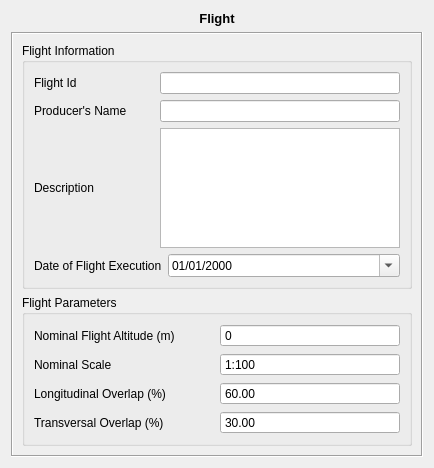
The window that qt/formDisplay/FlightLayout.ui (hildermesmedeiros/E-foto-trunk-435) describes before a commit, drawn with Qt 5.
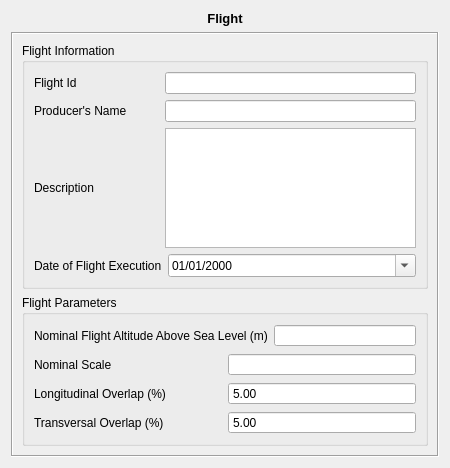
The same window after the commit. Custom widgets are drawn as their Qt base class.

```diff
--- a/qt/formDisplay/FlightLayout.ui
+++ b/qt/formDisplay/FlightLayout.ui
@@ -6,7 +6,7 @@
    <rect>
     <x>0</x>
     <y>0</y>
-    <width>434</width>
+    <width>450</width>
     <height>468</height>
    </rect>
   </property>
@@ -98,6 +98,9 @@
              </item>
              <item>
               <widget class="QDateEdit" name="flightDateEdit">
+               <property name="specialValueText">
+                <string> </string>
+               </property>
                <property name="minimumDate">
                 <date>
                  <year>1913</year>
@@ -133,26 +136,26 @@
              <item>
               <widget class="QLabel" name="label_3">
                <property name="text">
-                <string>Nominal Flight Altitude (m)</string>
+                <string>Nominal Flight Altitude Above Sea Level (m)</string>
                </property>
               </widget>
              </item>
              <item>
-              <widget class="QSpinBox" name="flightHeightSpinBox">
+              <widget class="QDoubleSpinBox" name="flightHeightDoubleSpinBox">
                <property name="toolTip">
                 <string>Non used for calculations</string>
                </property>
                <property name="buttonSymbols">
                 <enum>QAbstractSpinBox::NoButtons</enum>
                </property>
+               <property name="specialValueText">
+                <string> </string>
+               </property>
                <property name="accelerated">
                 <bool>true</bool>
                </property>
                <property name="maximum">
-                <number>15000</number>
-               </property>
-               <property name="singleStep">
-                <number>100</number>
+                <double>100000.000000000000000</double>
                </property>
               </widget>
              </item>
@@ -178,6 +181,9 @@
                <property name="buttonSymbols">
                 <enum>QAbstractSpinBox::NoButtons</enum>
                </property>
+               <property name="specialValueText">
+                <string> </string>
+               </property>
                <property name="accelerated">
                 <bool>true</bool>
                </property>
@@ -185,7 +191,7 @@
                 <string>1:</string>
                </property>
                <property name="minimum">
-                <number>100</number>
+                <number>99</number>
                </property>
                <property name="maximum">
                 <number>10000000</number>
@@ -211,17 +217,20 @@
                <property name="buttonSymbols">
                 <enum>QAbstractSpinBox::NoButtons</enum>
                </property>
+               <property name="specialValueText">
+                <string> </string>
+               </property>
                <property name="accelerated">
                 <bool>true</bool>
                </property>
                <property name="minimum">
-                <double>5.000000000000000</double>
+                <double>4.000000000000000</double>
                </property>
                <property name="maximum">
                 <double>95.000000000000000</double>
                </property>
                <property name="value">
-                <double>60.000000000000000</double>
+                <double>5.000000000000000</double>
                </property>
               </widget>
              </item>
@@ -241,17 +250,20 @@
                <property name="buttonSymbols">
                 <enum>QAbstractSpinBox::NoButtons</enum>
                </property>
+               <property name="specialValueText">
+                <string> </string>
+               </property>
                <property name="accelerated">
                 <bool>true</bool>
                </property>
                <property name="minimum">
-                <double>5.000000000000000</double>
+                <double>4.000000000000000</double>
                </property>
                <property name="maximum">
                 <double>95.000000000000000</double>
                </property>
                <property name="value">
-                <double>30.000000000000000</double>
+                <double>5.000000000000000</double>
                </property>
               </widget>
              </item>
```
Left out of the diff: 18 changed lines with no effect on the pictures.
